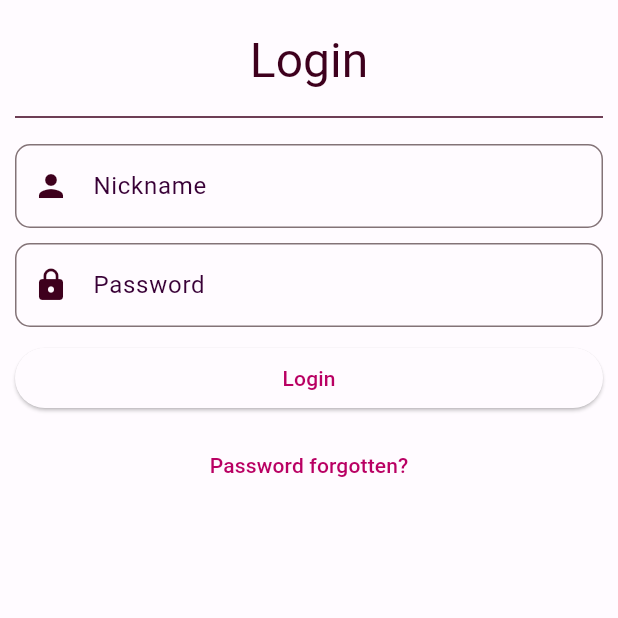
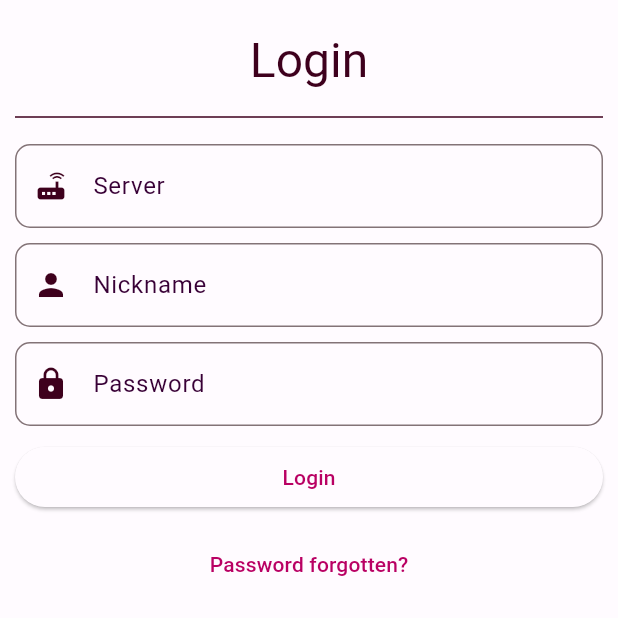
Before and after one commit to PLPOLAND/flutter_smarthome, a Flutter app: the screen it shows after launch, after a tap on "Login", on a phone screen of 412 x 824 dp, the top half of it. Run offline on Flutter 3.47's test engine with Material 2 defaults, Android fonts, the phone set to English and light mode, and no system bars; drawn by our look-alikes of dynamic_color; our stand-ins replace bloc, dio, equatable, flutter_speed_dial, shared_preferences.

Commit message:
dio + showing the server field on login form

```diff
--- a/lib/screens/auth/login_screen.dart
+++ b/lib/screens/auth/login_screen.dart
@@ -1,4 +1,6 @@
 import 'package:flutter/material.dart';
+
+import '../../models/auth/auth.dart';
 
 class LoginScreen extends StatefulWidget {
   static const String routeName = '/login';
@@ -11,8 +13,76 @@ class LoginScreen extends StatefulWidget {
 class _LoginScreenState extends State<LoginScreen> {
   final _form = GlobalKey<FormState>();
 
+  List<String> servers = [];
+
   String currentNickname = '';
   String currentPassword = '';
+
+  @override
+  void initState() {
+    super.initState();
+    // Auth().scanForServer().listen((event) {
+    //   setState(() {
+    //     servers.add(event);
+    //   });
+    // });
+  }
+
+  /// returns a form field for the server address if no servers are found, otherwise a dropdown menu with the found servers
+  get serverFormWidget {
+    if (servers.isEmpty) {
+      return TextFormField(
+        decoration: InputDecoration(
+          labelText: 'Server',
+          labelStyle: Theme.of(context).textTheme.bodyLarge,
+          hintText: "xxx.xxx.xxx.xxx",
+          prefixIcon: Icon(
+            Icons.router,
+            color: Theme.of(context).colorScheme.onPrimaryContainer,
+          ),
+          border: OutlineInputBorder(
+            borderRadius: BorderRadius.circular(10),
+          ),
+        ),
+        validator: (val) {
+          if (val!.isEmpty) {
+            return 'Please enter a server address';
+          } else if (!RegExp(r"^(?:[0-9]{1,3}\.){3}[0-9]{1,3}$")
+              .hasMatch(val)) {
+            return 'Please enter a valid server address';
+          }
+          return null;
+        },
+        onSaved: (val) {
+          currentNickname = val!;
+        },
+      );
+    } else {
+      return DropdownButtonFormField(
+        items: servers
+            .map(
+              (e) => DropdownMenuItem(
+                value: e,
+                child: Text(e),
+              ),
+            )
+            .toList(),
+        decoration: InputDecoration(
+          labelText: 'Server',
+          labelStyle: Theme.of(context).textTheme.bodyLarge,
+          prefixIcon: Icon(
+            Icons.router,
+            color: Theme.of(context).colorScheme.onPrimaryContainer,
+          ),
+          border: OutlineInputBorder(
+            borderRadius: BorderRadius.circular(10),
+          ),
+        ),
+        value: servers.isNotEmpty ? servers.first : null,
+        onChanged: (val) {},
+      );
+    }
+  }
 
   @override
   Widget build(BuildContext context) {
@@ -41,6 +111,8 @@ class _LoginScreenState extends State<LoginScreen> {
                   key: _form,
                   child: Column(
                     children: [
+                      serverFormWidget,
+                      const SizedBox(height: 10),
                       TextFormField(
                         decoration: InputDecoration(
                           labelText: 'Nickname',
--- a/lib/screens/auth/welcome_screen.dart
+++ b/lib/screens/auth/welcome_screen.dart
@@ -54,9 +54,7 @@ class WelcomeScreen extends StatelessWidget {
                       ],
                     ),
                     TextButton(
-                      onPressed: () {
-                        Auth().scanForServer();
-                      },
+                      onPressed: () {},
                       child: const Text('Demo mode'),
                     ),
                   ],
--- a/pubspec.yaml
+++ b/pubspec.yaml
@@ -42,6 +42,7 @@ dependencies:
   # The following adds the Cupertino Icons font to your application.
   # Use with the CupertinoIcons class for iOS style icons.
   cupertino_icons: ^1.0.2
+  dio: ^5.1.1
 
 dev_dependencies:
   flutter_test:
```
Also changed, not shown: lib/models/auth/auth.dart (+29 -19 lines), pubspec.lock.
